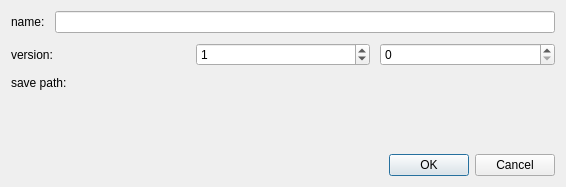
zenustech/zeno, file ui/zenqt/dialog/znewassetdlg.ui: the form before one commit.
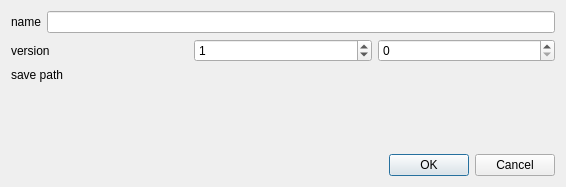
The form after the commit.

```diff
--- a/ui/zenqt/dialog/znewassetdlg.ui
+++ b/ui/zenqt/dialog/znewassetdlg.ui
@@ -14,15 +14,12 @@
    <string>Dialog</string>
   </property>
   <layout class="QVBoxLayout" name="verticalLayout">
-   <property name="spacing">
-    <number>10</number>
-   </property>
    <item>
     <layout class="QHBoxLayout" name="horizontalLayout">
      <item>
       <widget class="QLabel" name="label">
        <property name="text">
-        <string>name:</string>
+        <string>name</string>
        </property>
       </widget>
      </item>
@@ -36,7 +33,7 @@
      <item>
       <widget class="QLabel" name="label_2">
        <property name="text">
-        <string>version:</string>
+        <string>version</string>
        </property>
       </widget>
      </item>
@@ -57,7 +54,7 @@
      <item>
       <widget class="QLabel" name="save">
        <property name="text">
-        <string>save path:</string>
+        <string>save path</string>
        </property>
       </widget>
      </item>
@@ -70,6 +67,20 @@
      </item>
     </layout>
    </item>
+   <item>
+    <layout class="QHBoxLayout" name="horizontalLayout_4" stretch="1">
+     <item>
+      <widget class="QLabel" name="lblMsg">
+       <property name="text">
+        <string/>
+       </property>
+       <property name="alignment">
+        <set>Qt::AlignRight|Qt::AlignTrailing|Qt::AlignVCenter</set>
+       </property>
+      </widget>
+     </item>
+    </layout>
+   </item>
    <item>
     <spacer name="verticalSpacer">
      <property name="orientation">
```
